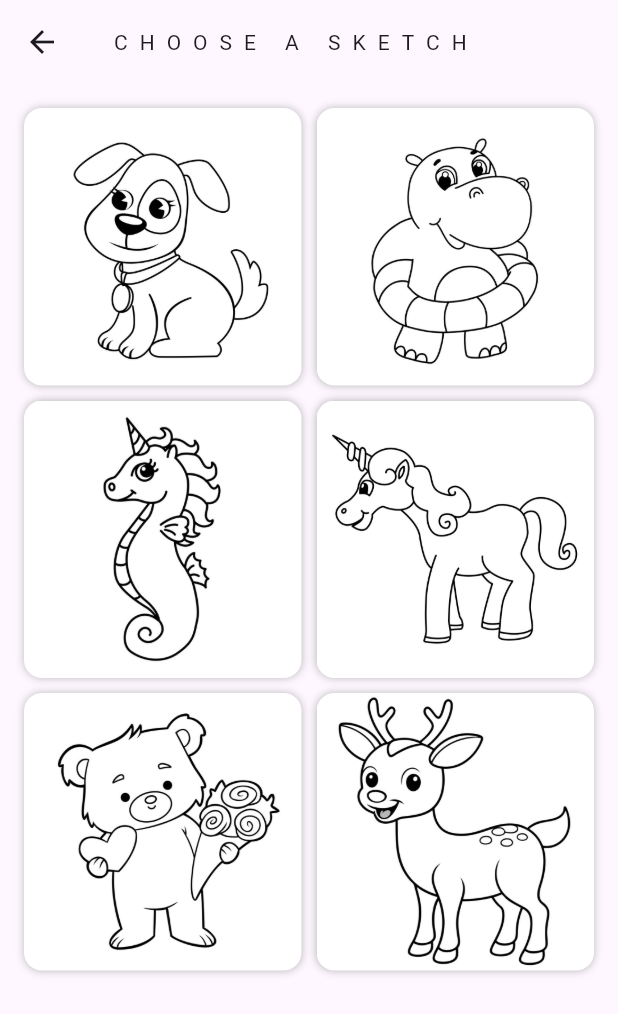
After one commit to SiddardhaD/draw_collab, a Flutter app: the SketchSelectionScreen screen opened directly, on a phone screen of 412 x 824 dp. The commit adds this screen. Shown: the top 1014 px of the screen. Run offline on Flutter 3.47's test engine with Material 3 defaults, Android fonts, the phone set to English and light mode, and no system bars; our stand-ins replace cloud_firestore, firebase_core, flutter_riverpod; accounts and stored records are empty.

Commit message:
development
Added image selction Screen

```diff
--- a/draw/lib/app/utils/constants.dart
+++ b/draw/lib/app/utils/constants.dart
@@ -2,6 +2,8 @@ class AppStrings {
   static const view = "VIEW";
   static const error = "Error";
   static const draw = "DRAW";
+  static const joinChannel = "Join Channel";
+  static const enterChannelCode = "Enter Channel Code";
 }
 
 class AppColors {
--- /dev/null
+++ b/draw/lib/app/views/selection_screen.dart
@@ -0,0 +1,61 @@
+import 'package:draw/app/views/split_screen.dart';
+import 'package:flutter/material.dart';
+
+class SketchSelectionScreen extends StatelessWidget {
+  final List<String> sketches = [
+    'assets/images/1.jpg',
+    'assets/images/2.jpg',
+    'assets/images/4.jpg',
+    'assets/images/5.jpg',
+    'assets/images/6.jpg',
+    'assets/images/7.jpg',
+  ];
+
+  SketchSelectionScreen({super.key});
+
+  @override
+  Widget build(BuildContext context) {
+    return Scaffold(
+      appBar: AppBar(
+        title: Text(
+          "Choose a Sketch".toUpperCase(),
+          style: TextStyle(fontSize: 14, letterSpacing: 8),
+        ),
+      ),
+      body: Padding(
+        padding: const EdgeInsets.all(16.0),
+        child: GridView.builder(
+          gridDelegate: const SliverGridDelegateWithFixedCrossAxisCount(
+            crossAxisCount: 2, // 2 per row
+            crossAxisSpacing: 10,
+            mainAxisSpacing: 10,
+          ),
+          itemCount: sketches.length,
+          itemBuilder: (context, index) {
+            final sketch = sketches[index];
+            return GestureDetector(
+              onTap: () {
+                Navigator.push(
+                  context,
+                  MaterialPageRoute(
+                    builder: (_) => SplitScreen(background: sketch),
+                  ),
+                );
+              },
+              child: Container(
+                decoration: BoxDecoration(
+                  borderRadius: BorderRadius.circular(12),
+                  boxShadow: [BoxShadow(color: Colors.black26, blurRadius: 4)],
+                ),
+                child: ClipRRect(
+                  borderRadius: BorderRadius.circular(12),
+                  child: Image.asset(sketch, fit: BoxFit.cover),
+                ),
+              ),
+            );
+          },
+        ),
+      ),
+    );
+  }
+}
--- a/draw/pubspec.yaml
+++ b/draw/pubspec.yaml
@@ -61,9 +61,8 @@ flutter:
   uses-material-design: true
 
   # To add assets to your application, add an assets section, like this:
-  # assets:
-  #   - images/a_dot_burr.jpeg
-  #   - images/a_dot_ham.jpeg
+  assets:
+    - assets/images/
 
   # An image asset can refer to one or more resolution-specific "variants", see
   # https://flutter.dev/to/resolution-aware-images
```
Also changed, not shown: draw/lib/app/controller/draw_controller.dart (+6 -6 lines), draw/lib/app/service/draw_service.dart (+15 -13 lines), draw/lib/app/viewmodels/channel_lobby_view_model.dart (+3 -14 lines), draw/lib/app/viewmodels/draw_view_model.dart (+35 -9 lines), draw/lib/app/views/channel_lobby_screen.dart (+10 -6 lines), draw/lib/app/views/draw_screen.dart (+12 -6 lines), draw/lib/app/views/split_screen.dart (+8 -7 lines), draw/lib/app/views/view_screen.dart (+11 -4 lines), draw/assets/images/1.jpg (added), draw/assets/images/2.jpg (added), draw/assets/images/3.jpg (added), draw/assets/images/4.jpg (added), draw/assets/images/5.jpg (added), draw/assets/images/6.jpg (added), 1 more files.
